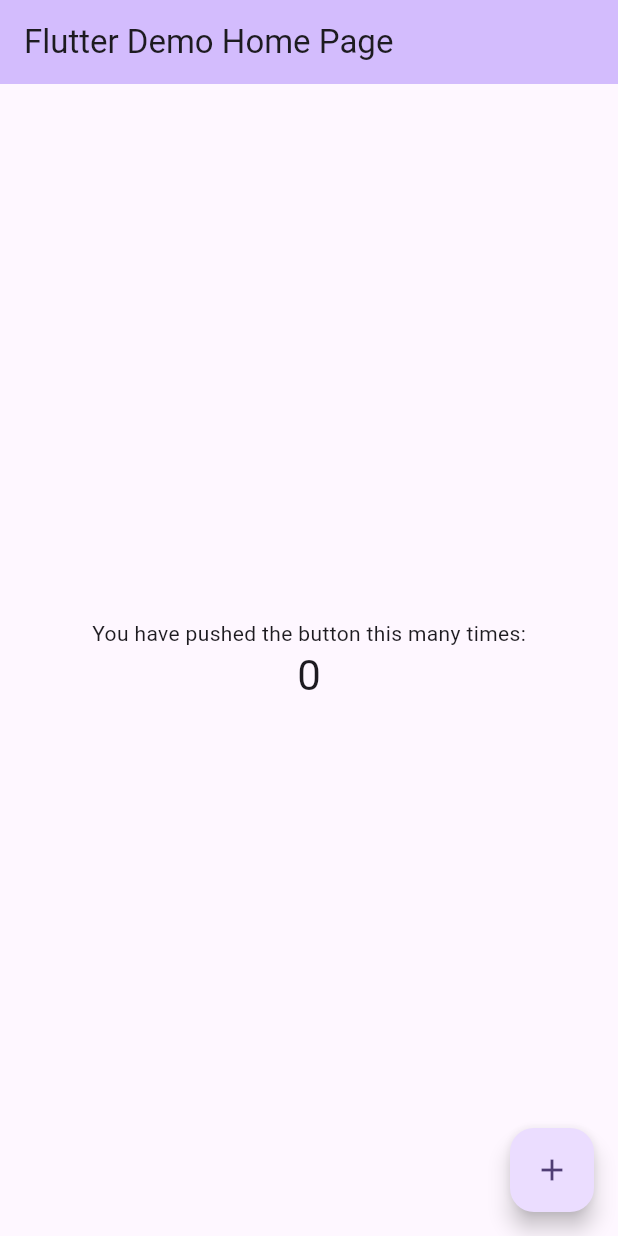
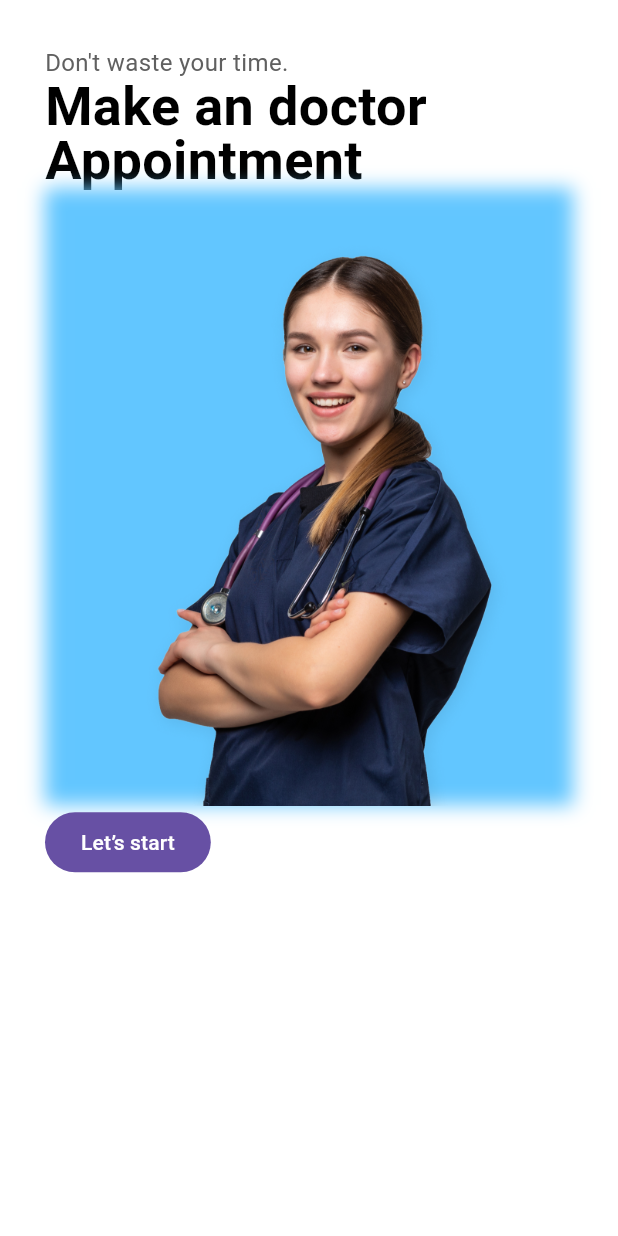
Before and after one commit to RicharC293/doctor_app, a Flutter app: the screen it shows after launch, on a phone screen of 412 x 824 dp. Run offline on Flutter 3.47's test engine with Material 3 defaults, Android fonts, the phone set to English and light mode, and no system bars.

Commit message:
Refactor main application structure and add introduction screen

```diff
--- a/lib/main.dart
+++ b/lib/main.dart
@@ -1,125 +1,17 @@
+import 'package:doctor_app_template/screens/introduction_screen.dart';
 import 'package:flutter/material.dart';
 
-void main() {
-  runApp(const MyApp());
-}
+void main() => runApp(const MyApp());
 
 class MyApp extends StatelessWidget {
   const MyApp({super.key});
 
-  // This widget is the root of your application.
   @override
   Widget build(BuildContext context) {
     return MaterialApp(
-      title: 'Flutter Demo',
-      theme: ThemeData(
-        // This is the theme of your application.
-        //
-        // TRY THIS: Try running your application with "flutter run". You'll see
-        // the application has a purple toolbar. Then, without quitting the app,
-        // try changing the seedColor in the colorScheme below to Colors.green
-        // and then invoke "hot reload" (save your changes or press the "hot
-        // reload" button in a Flutter-supported IDE, or press "r" if you used
-        // the command line to start the app).
-        //
-        // Notice that the counter didn't reset back to zero; the application
-        // state is not lost during the reload. To reset the state, use hot
-        // restart instead.
-        //
-        // This works for code too, not just values: Most code changes can be
-        // tested with just a hot reload.
-        colorScheme: ColorScheme.fromSeed(seedColor: Colors.deepPurple),
-        useMaterial3: true,
-      ),
-      home: const MyHomePage(title: 'Flutter Demo Home Page'),
+      title: 'Material App',
+      /// En sus casas aplicar la estrategia de rutas por nombre
+      home: IntroductionScreen(),
     );
   }
 }
-
-class MyHomePage extends StatefulWidget {
-  const MyHomePage({super.key, required this.title});
-
-  // This widget is the home page of your application. It is stateful, meaning
-  // that it has a State object (defined below) that contains fields that affect
-  // how it looks.
-
-  // This class is the configuration for the state. It holds the values (in this
-  // case the title) provided by the parent (in this case the App widget) and
-  // used by the build method of the State. Fields in a Widget subclass are
-  // always marked "final".
-
-  final String title;
-
-  @override
-  State<MyHomePage> createState() => _MyHomePageState();
-}
-
-class _MyHomePageState extends State<MyHomePage> {
-  int _counter = 0;
-
-  void _incrementCounter() {
-    setState(() {
-      // This call to setState tells the Flutter framework that something has
-      // changed in this State, which causes it to rerun the build method below
-      // so that the display can reflect the updated values. If we changed
-      // _counter without calling setState(), then the build method would not be
-      // called again, and so nothing would appear to happen.
-      _counter++;
-    });
-  }
-
-  @override
-  Widget build(BuildContext context) {
-    // This method is rerun every time setState is called, for instance as done
-    // by the _incrementCounter method above.
-    //
-    // The Flutter framework has been optimized to make rerunning build methods
-    // fast, so that you can just rebuild anything that needs updating rather
-    // than having to individually change instances of widgets.
-    return Scaffold(
-      appBar: AppBar(
-        // TRY THIS: Try changing the color here to a specific color (to
-        // Colors.amber, perhaps?) and trigger a hot reload to see the AppBar
-        // change color while the other colors stay the same.
-        backgroundColor: Theme.of(context).colorScheme.inversePrimary,
-        // Here we take the value from the MyHomePage object that was created by
-        // the App.build method, and use it to set our appbar title.
-        title: Text(widget.title),
-      ),
-      body: Center(
-        // Center is a layout widget. It takes a single child and positions it
-        // in the middle of the parent.
-        child: Column(
-          // Column is also a layout widget. It takes a list of children and
-          // arranges them vertically. By default, it sizes itself to fit its
-          // children horizontally, and tries to be as tall as its parent.
-          //
-          // Column has various properties to control how it sizes itself and
-          // how it positions its children. Here we use mainAxisAlignment to
-          // center the children vertically; the main axis here is the vertical
-          // axis because Columns are vertical (the cross axis would be
-          // horizontal).
-          //
-          // TRY THIS: Invoke "debug painting" (choose the "Toggle Debug Paint"
-          // action in the IDE, or press "p" in the console), to see the
-          // wireframe for each widget.
-          mainAxisAlignment: MainAxisAlignment.center,
-          children: <Widget>[
-            const Text(
-              'You have pushed the button this many times:',
-            ),
-            Text(
-              '$_counter',
-              style: Theme.of(context).textTheme.headlineMedium,
-            ),
-          ],
-        ),
-      ),
-      floatingActionButton: FloatingActionButton(
-        onPressed: _incrementCounter,
-        tooltip: 'Increment',
-        child: const Icon(Icons.add),
-      ), // This trailing comma makes auto-formatting nicer for build methods.
-    );
-  }
-}
--- /dev/null
+++ b/lib/screens/introduction_screen.dart
@@ -0,0 +1,53 @@
+import 'package:flutter/material.dart';
+
+class IntroductionScreen extends StatelessWidget {
+  const IntroductionScreen({super.key});
+
+  @override
+  Widget build(BuildContext context) {
+    return Scaffold(
+      backgroundColor: const Color(0xffFFFFFF),
+      body: SafeArea(
+        child: Padding(
+          padding: const EdgeInsets.all(30.0),
+          child: Column(
+            crossAxisAlignment: CrossAxisAlignment.start,
+            children: [
+              const Text(
+                "Don't waste your time.",
+                style: TextStyle(
+                  fontSize: 16,
+                  color: Color(0xff606060),
+                ),
+              ),
+              const Text(
+                "Make an doctor Appointment",
+                style: TextStyle(
+                  color: Color(0xff000000),
+                  fontSize: 36,
+                  fontWeight: FontWeight.bold,
+                  height: 1,
+                ),
+              ),
+              Container(
+                decoration: BoxDecoration(
+                  boxShadow: [
+                    BoxShadow(
+                      color: Color(0xff62C6FF),
+                      blurRadius: 10,
+                    ),
+                  ],
+                ),
+                child: Image.asset("assets/images/doctor.png"),
+              ),
+              FilledButton(
+                onPressed: () {},
+                child: Text("Let’s start"),
+              ),
+            ],
+          ),
+        ),
+      ),
+    );
+  }
+}
--- a/pubspec.yaml
+++ b/pubspec.yaml
@@ -59,9 +59,9 @@ flutter:
   uses-material-design: true
 
   # To add assets to your application, add an assets section, like this:
-  # assets:
-  #   - images/a_dot_burr.jpeg
-  #   - images/a_dot_ham.jpeg
+  assets:
+    - assets/images/
+    - assets/svg/
 
   # An image asset can refer to one or more resolution-specific "variants", see
   # https://flutter.dev/to/resolution-aware-images
```
